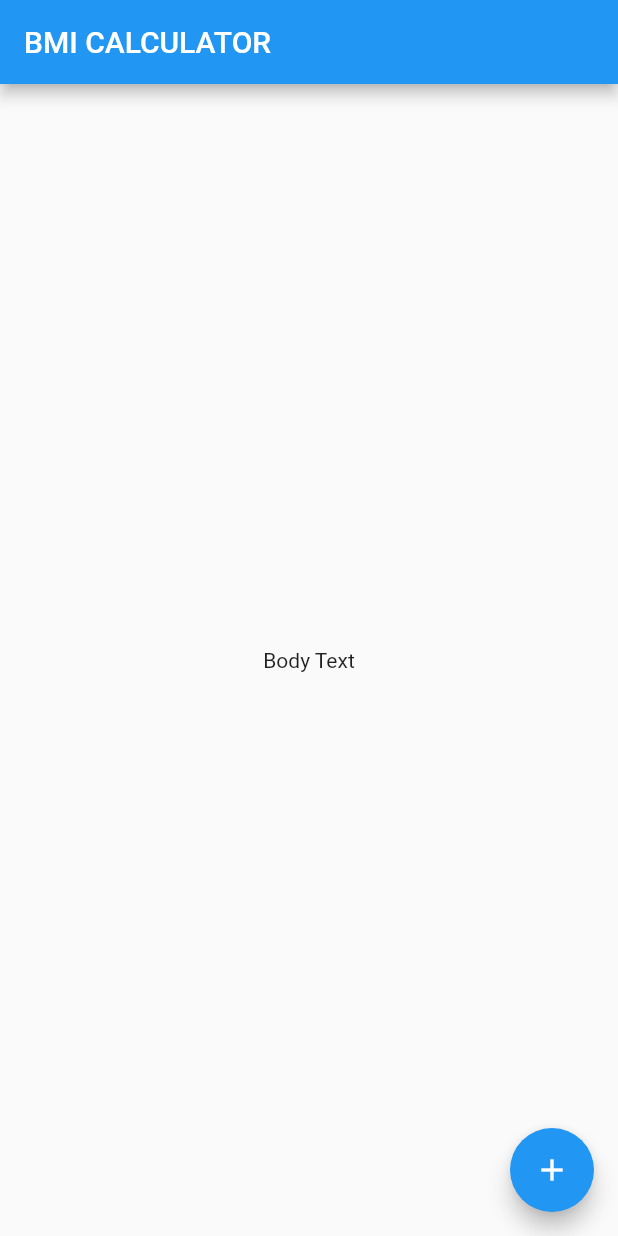
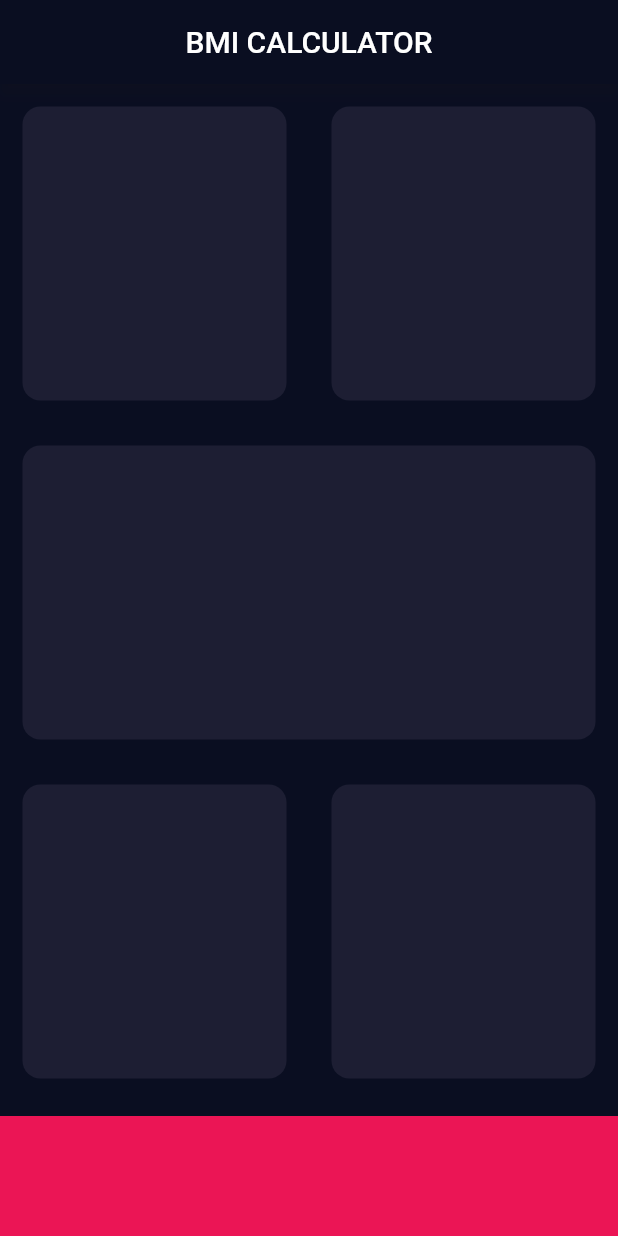
Before and after one commit to Bilas-Halder/BMI-Calculator, a Flutter app: the screen it shows after launch, on a phone screen of 412 x 824 dp. Run offline on Flutter 3.47's test engine with Material 2 defaults, Android fonts, the phone set to English and light mode, and no system bars.

Commit message:
Basic Structure Implemented

```diff
--- /dev/null
+++ b/lib/input_page.dart
@@ -0,0 +1,91 @@
+import 'package:flutter/material.dart';
+
+
+const cardColor = Color(0xFF1D1E33);
+const bottomHeight = 80.0;
+
+class InputPage extends StatefulWidget {
+  @override
+  _InputPageState createState() => _InputPageState();
+}
+
+class _InputPageState extends State<InputPage> {
+  @override
+  Widget build(BuildContext context) {
+    return Scaffold(
+      appBar: AppBar(
+        backgroundColor: Color(0xFF0A0E21),
+        shadowColor: Color(0xFF272741),
+        title: Center(child: Text('BMI CALCULATOR')),
+      ),
+      body: Container(
+        padding: EdgeInsets.only(top: 0),
+        child: Expanded(
+          child: Column(
+            children: [
+              Expanded(
+                flex: 3,
+                child: Row(
+                  children: [
+                    Card(
+                      color: cardColor,
+                    ),
+                    Card(
+                      color: cardColor,
+                    ),
+                  ],
+                ),
+              ),
+              Expanded(
+                flex: 3,
+                child: Row(
+                  children: [
+                    Card(
+                      color: cardColor,
+                    ),
+                  ],
+                ),
+              ),
+              Expanded(
+                flex: 3,
+                child: Row(
+                  children: [
+                    Card(
+                      color: cardColor,
+                    ),
+                    Card(
+                      color: cardColor,
+                    ),
+                  ],
+                ),
+              ),
+              Container(
+                color: Color(0xFFEB1555),
+                margin: EdgeInsets.only(top: 10),
+                width: double.infinity,
+                height: bottomHeight,
+              )
+            ],
+          ),
+        ),
+      ),
+    );
+  }
+}
+
+class Card extends StatelessWidget {
+  final Color color;
+  //constructor
+  Card({this.color});
+
+  @override
+  Widget build(BuildContext context) {
+    return Expanded(
+      child: Container(
+        margin: EdgeInsets.all(15),
+        decoration: BoxDecoration(
+            color: color, borderRadius: BorderRadius.circular(12)),
+      ),
+    );
+  }
+}
--- a/lib/main.dart
+++ b/lib/main.dart
@@ -1,4 +1,6 @@
 import 'package:flutter/material.dart';
+
+import 'input_page.dart';
 
 void main() => runApp(BMICalculator());
 
@@ -6,29 +8,12 @@ class BMICalculator extends StatelessWidget {
   @override
   Widget build(BuildContext context) {
     return MaterialApp(
+      debugShowCheckedModeBanner: false,
+      theme: ThemeData.dark().copyWith(
+        primaryColor: Color(0xFF0A0E21),
+        scaffoldBackgroundColor: Color(0xFF0A0E21)
+      ),
       home: InputPage(),
     );
   }
 }
-
-class InputPage extends StatefulWidget {
-  @override
-  _InputPageState createState() => _InputPageState();
-}
-
-class _InputPageState extends State<InputPage> {
-  @override
-  Widget build(BuildContext context) {
-    return Scaffold(
-      appBar: AppBar(
-        title: Text('BMI CALCULATOR'),
-      ),
-      body: Center(
-        child: Text('Body Text'),
-      ),
-      floatingActionButton: FloatingActionButton(
-        child: Icon(Icons.add),
-      ),
-    );
-  }
-}
```
